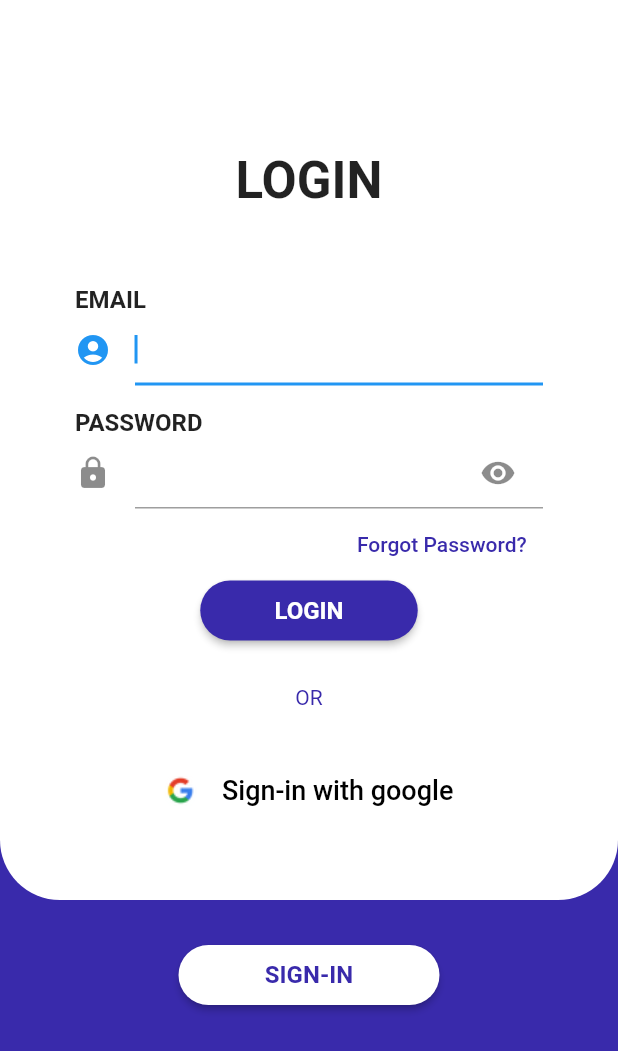
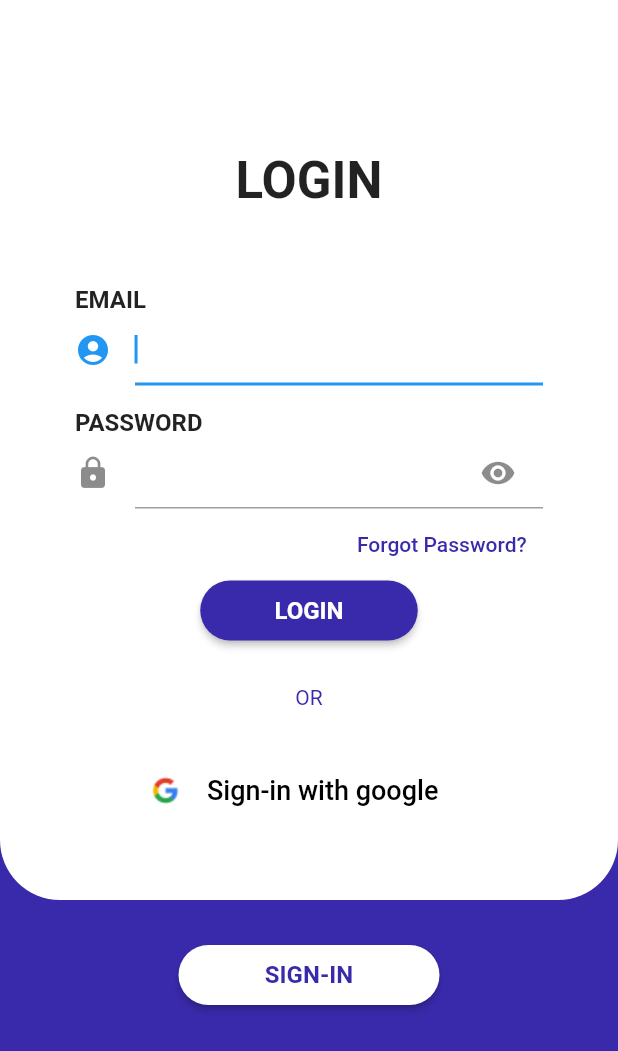
Before and after one commit to imwm-ns/ScheduleMe-Application, a Flutter app: the LoginScreen screen opened directly, on a phone screen of 412 x 824 dp. Shown: the top 1051 px of the screen. Run offline on Flutter 3.47's test engine with Material 2 defaults, Android fonts, the light colour scheme and no system bars; our stand-ins replace cloud_firestore, firebase_auth, firebase_core, fluttertoast, form_field_validator, get and 2 more; accounts and stored records are empty.

Commit message:
Update ScheduleMe Application

```diff
--- a/scheduleme_application/lib/screens/Login/login.dart
+++ b/scheduleme_application/lib/screens/Login/login.dart
@@ -231,7 +231,7 @@ class _LoginScreenState extends State<LoginScreen> {
                                     ),
                                   ),
                                   Container(
-                                    margin: const EdgeInsetsDirectional.only(start: 50),
+                                    margin: const EdgeInsetsDirectional.only(start: 40),
                                     child: Row(
                                       children: [
                                         Image.asset("assets/icon/google_logo.png"),
--- a/scheduleme_application/pubspec.yaml
+++ b/scheduleme_application/pubspec.yaml
@@ -36,7 +36,6 @@ dependencies:
   # Use with the CupertinoIcons class for iOS style icons.
   cupertino_icons: ^1.0.2
   # Package for Project
-  flutter_launcher_icons: ^0.11.0
   fluttertoast: ^8.2.1
   form_field_validator: ^1.1.0
   # Google Service
@@ -51,13 +50,15 @@ dependencies:
 dev_dependencies:
   flutter_test:
     sdk: flutter
+  flutter_launcher_icons: ^0.12.0
 
 
 flutter_icons:
   android: true
   ios: true
+  image_path_ios: "assets/icon/scheduleme_logo.png"
   image_path_android: "assets/icon/scheduleme_logo.png"
-  image_path_ios: "assets/icon/scheduleme_logo.png"
+  min_sdk_android: 21
   # The "flutter_lints" package below contains a set of recommended lints to
   # encourage good coding practices. The lint set provided by the package is
   # activated in the `analysis_options.yaml` file located at the root of your
```
Also changed, not shown: scheduleme_application/pubspec.lock.
